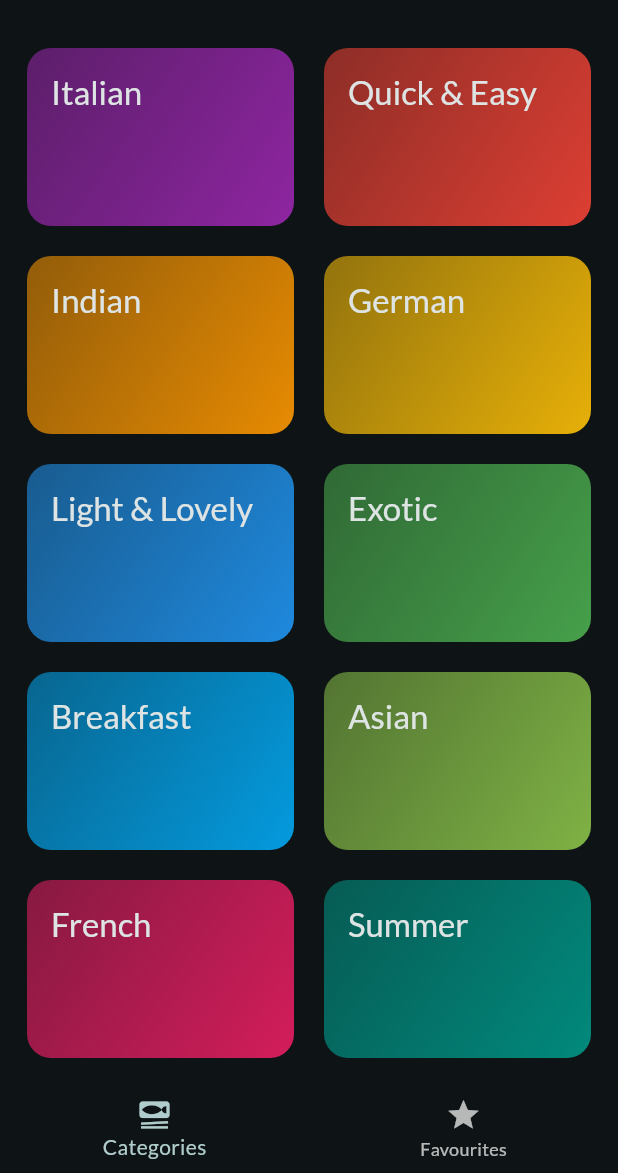
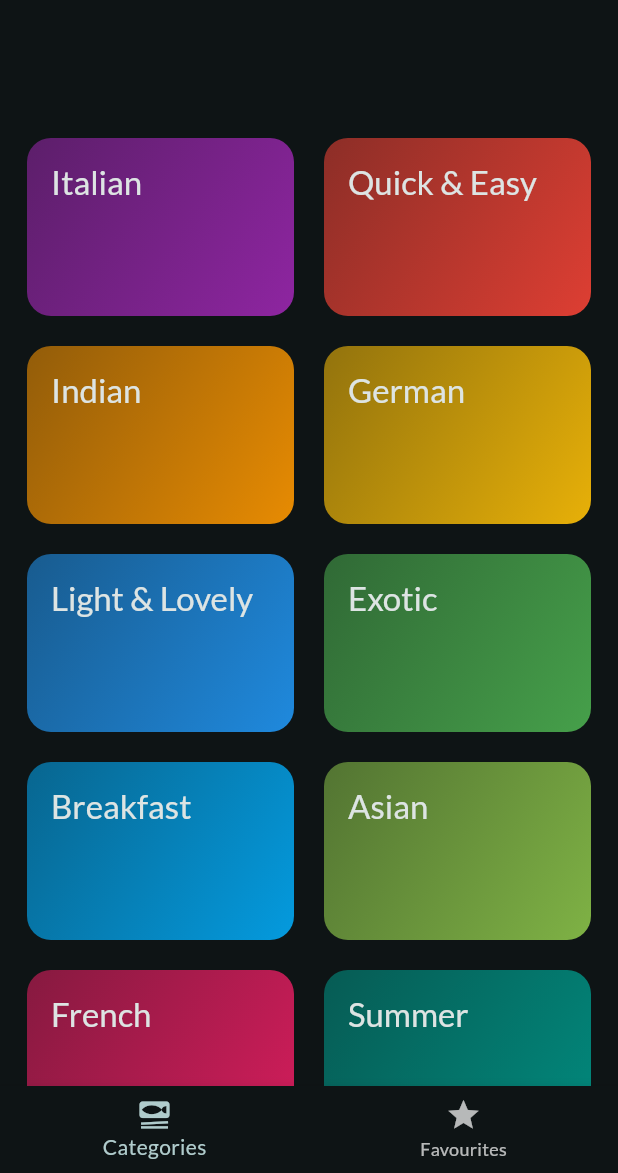
Before and after one commit to sharshv2012/meals, a Flutter app: the first screen one second after launch, on a phone screen of 412 x 824 dp, the part 63-1236 px from its top. Run offline on Flutter 3.47's test engine with Material 3 defaults, Android fonts, the phone set to English and light mode, and no system bars; our stand-ins replace flutter_riverpod, google_fonts, transparent_image.

Commit message:
Commit 28: Implemented the sliding animation on the gridview in categories screen.

```diff
--- a/lib/screens/categories.dart
+++ b/lib/screens/categories.dart
@@ -8,50 +8,54 @@ import 'package:meals/models/category.dart';
 class CategoriesScreen extends StatefulWidget {
   const CategoriesScreen({super.key, required this.availbleMeals});
 
-
   final List<Meal> availbleMeals;
 
   @override
   State<CategoriesScreen> createState() => _CategoriesScreenState();
 }
 
-class _CategoriesScreenState extends State<CategoriesScreen> with SingleTickerProviderStateMixin{ // used 'with' to merge another class.
-  // if u have multiple animation controller the use TickerProviderStateMixin class.
+class _CategoriesScreenState extends State<CategoriesScreen>
+    with SingleTickerProviderStateMixin {
+  // used 'with' to merge another class.
+  // if u have multiple animation controller the use
+  //TickerProviderStateMixin class.
   late AnimationController _animationController;
 
   @override
-  void initState(){
+  void initState() {
     super.initState();
 
     _animationController = AnimationController(
       vsync: this,
-      duration: const Duration(milliseconds: 3000),
+      duration: const Duration(milliseconds: 2000),
       lowerBound: 0,
       upperBound: 1,
+    );
 
-    );
+    _animationController.forward();
+    // run it once , u can use .repeat to repeat the animation.
   }
 
   @override
-  void dispose(){
+  void dispose() {
     _animationController.dispose();
     super.dispose();
+  }
 
-  }
   void _selectCategory(BuildContext context, Category category) {
-
-  final filteredMeals = widget.availbleMeals.where( // filtering from the availble meals I got from tabsScreen.
-    (meal) =>
-      meal.categories.contains(category.id),
-    ).toList();
+    final filteredMeals = widget.availbleMeals
+        .where(
+          // filtering from the availble meals I got from tabsScreen.
+          (meal) => meal.categories.contains(category.id),
+        )
+        .toList();
 
     Navigator.push(
       context,
       MaterialPageRoute(
-        builder: (context) =>  MealsScreen(
+        builder: (context) => MealsScreen(
           meals: filteredMeals,
           title: category.title,
-
         ),
       ),
     ); // u can also do Navigator.of(context).push(rout);
@@ -59,8 +63,13 @@ class _CategoriesScreenState extends State<CategoriesScreen> with SingleTickerPr
 
   @override
   Widget build(BuildContext context) {
+    return AnimatedBuilder(
+      animation: _animationController,
 
-      return GridView(
+      //the builder will be rebuild every sec hence to avoid rebuilding of every
+      //widget, we take them in the child so they won't be build this many times.
+      //the gridview is animating but it is not changing only padding is changing.
+      child: GridView(
         padding: const EdgeInsets.all(18),
         gridDelegate: const SliverGridDelegateWithFixedCrossAxisCount(
             crossAxisCount: 2,
@@ -71,12 +80,18 @@ class _CategoriesScreenState extends State<CategoriesScreen> with SingleTickerPr
           for (final category in availableCategories)
             CategoryGridItem(
               category: category,
-              onSelectCategory: (){_selectCategory(context, category);},
+              onSelectCategory: () {
+                _selectCategory(context, category);
+              },
             )
           // u can also map the widgets like :
           //...availableCategories.map((category) => CategoryGridItem(category:category)).toList()
         ],
-      );
-
+      ),
+      builder: (context, child) => Padding(padding: EdgeInsets.only(
+        top: 100 - _animationController.value * 100,
+        // @value = 0 padding will be 100 and at value @ 1 padding will be 0.
+      ),child: child),
+    );
   }
 }
```
